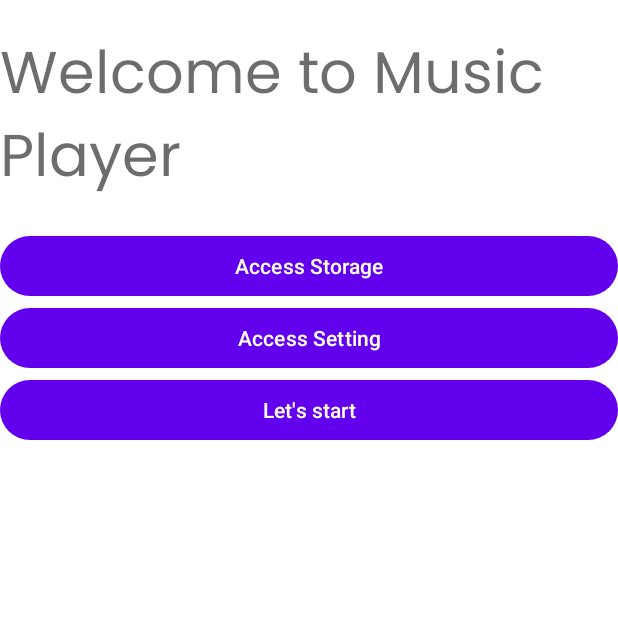
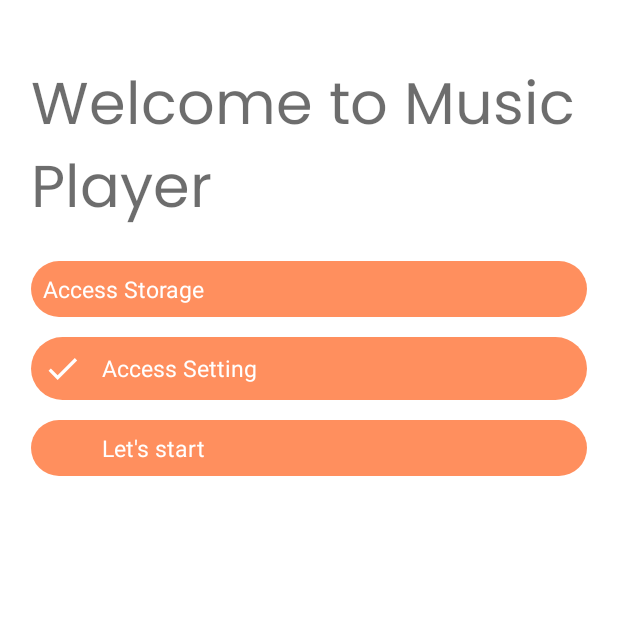
Before and after one commit to bdadev2000/music_app, an Android app: the screen it shows after launch (PermissionActivity), on a phone screen of 412 x 824 dp, the top half of it. Run offline under Robolectric (Android 15) with nearby library versions, the phone set to English and light mode, and no system bars; our stand-ins replace navigation-ui, sdp/ssp sizes; libraries missing offline, so code that uses them is left out: dev.chrisbanes.insetter; 1 statement that could not run was skipped.

Commit message:
access permission access storage and setting

```diff
--- a/app/src/main/AndroidManifest.xml
+++ b/app/src/main/AndroidManifest.xml
@@ -2,19 +2,25 @@
 <manifest xmlns:android="http://schemas.android.com/apk/res/android"
     xmlns:tools="http://schemas.android.com/tools" >
 
-    <uses-permission android:name="android.permission.WRITE_EXTERNAL_STORAGE" />
+    <uses-permission
+        android:name="android.permission.READ_EXTERNAL_STORAGE"
+        android:maxSdkVersion="32" />
+    <uses-permission
+        android:name="android.permission.WRITE_EXTERNAL_STORAGE"
+        android:maxSdkVersion="29" />
     <uses-permission android:name="android.permission.READ_EXTERNAL_STORAGE" />
-
+    <uses-permission
+        android:name="android.permission.BLUETOOTH"
+        android:maxSdkVersion="30" />
     <application
         android:name=".application.MyApplication"
         android:allowBackup="true"
-        android:dataExtractionRules="@xml/data_extraction_rules"
-        android:fullBackupContent="@xml/backup_rules"
         android:icon="@mipmap/ic_launcher"
         android:label="@string/app_name"
         android:supportsRtl="true"
         android:theme="@style/Theme.MusicPlayer"
-        tools:targetApi="31" >
+        android:requestLegacyExternalStorage="true"
+        >
         <activity
             android:name=".activities.PermissionActivity"
             android:exported="false" />
--- a/app/src/main/java/com/bdadev/musicplayer/activities/PermissionActivity.kt
+++ b/app/src/main/java/com/bdadev/musicplayer/activities/PermissionActivity.kt
@@ -1,12 +1,76 @@
 package com.bdadev.musicplayer.activities
 
-import androidx.appcompat.app.AppCompatActivity
+import android.content.Intent
+import android.content.res.ColorStateList
+import android.os.Build
 import android.os.Bundle
-import com.bdadev.musicplayer.R
+import android.provider.Settings
+import android.util.Log
+import android.view.View
+import androidx.activity.OnBackPressedCallback
+import androidx.annotation.RequiresApi
+import androidx.core.net.toUri
+import com.bdadev.musicplayer.activities.base.AbsMusicServiceActivity
+import com.bdadev.musicplayer.databinding.ActivityPermissionBinding
+import com.bdadev.musicplayer.extensions.show
+import com.bdadev.musicplayer.util.VersionUtils
 
-class PermissionActivity : AppCompatActivity() {
+class PermissionActivity : AbsMusicServiceActivity() {
+    private lateinit var binding: ActivityPermissionBinding
     override fun onCreate(savedInstanceState: Bundle?) {
         super.onCreate(savedInstanceState)
-        setContentView(R.layout.activity_permission)
+        binding = ActivityPermissionBinding.inflate(layoutInflater)
+        setContentView(binding.root)
+        binding.btnAccessStorage.setOnClickListener {
+            requestPermissions()
+        }
+        if (VersionUtils.hasMarshmallow()) {
+            binding.btnAccessSetting.show()
+            binding.btnAccessSetting.setOnClickListener {
+                if(!hasAudioPermission()){
+                    val intent = Intent(Settings.ACTION_MANAGE_WRITE_SETTINGS)
+                    intent.data = ("package:" + applicationContext.packageName).toUri()
+                    startActivity(intent)
+                }
+            }
+        }
+        binding.btnLetStart.setOnClickListener {
+            if (hasPermissions()) {
+                startActivity(
+                    Intent(this, MainActivity::class.java).addFlags(
+                        Intent.FLAG_ACTIVITY_NEW_TASK or
+                                Intent.FLAG_ACTIVITY_CLEAR_TASK
+                    )
+                )
+                finish()
+            }
+        }
+        onBackPressedDispatcher.addCallback(object : OnBackPressedCallback(true) {
+            override fun handleOnBackPressed() {
+                finishAffinity()
+                remove()
+            }
+        })
+    }
+
+    override fun onResume() {
+        super.onResume()
+        binding.btnLetStart.isEnabled = hasStoragePermission()
+        if(hasStoragePermission()){
+            binding.checkImgInStorage.visibility = View.VISIBLE
+        }
+        if (VersionUtils.hasMarshmallow()) {
+            if (hasAudioPermission()) {
+                binding.checkImgInSetting.visibility = View.VISIBLE
+            }
+        }
+    }
+
+    private fun hasStoragePermission(): Boolean {
+        return hasPermissions()
+    }
+    @RequiresApi(Build.VERSION_CODES.M)
+    private fun hasAudioPermission(): Boolean {
+        return Settings.System.canWrite(this)
     }
 }
--- a/app/src/main/java/com/bdadev/musicplayer/activities/base/AbsMusicServiceActivity.kt
+++ b/app/src/main/java/com/bdadev/musicplayer/activities/base/AbsMusicServiceActivity.kt
@@ -2,6 +2,7 @@ package com.bdadev.musicplayer.activities.base
 
 import android.Manifest
 import android.os.Bundle
+import android.util.Log
 import com.bdadev.musicplayer.R
 import com.bdadev.musicplayer.util.VersionUtils
 
@@ -10,8 +11,6 @@ abstract class AbsMusicServiceActivity : AbsBaseActivity(){
 
     override fun onCreate(savedInstanceState: Bundle?) {
         super.onCreate(savedInstanceState)
-
-
         setPermissionDeniedMessage(getString(R.string.permission_external_storage_denied))
     }
 
--- /dev/null
+++ b/app/src/main/res/drawable/bg_button_primary.xml
@@ -0,0 +1,5 @@
+<?xml version="1.0" encoding="utf-8"?>
+<shape  xmlns:android="http://schemas.android.com/apk/res/android">
+    <solid android:color="@color/color_primary"/>
+    <corners android:radius="@dimen/_60sdp"/>
+</shape>
--- /dev/null
+++ b/app/src/main/res/drawable/ic_check_default.xml
@@ -0,0 +1,5 @@
+<vector android:height="24dp" android:tint="#FFFFFF"
+    android:viewportHeight="24" android:viewportWidth="24"
+    android:width="24dp" xmlns:android="http://schemas.android.com/apk/res/android">
+    <path android:fillColor="@android:color/white" android:pathData="M9,16.17L4.83,12l-1.42,1.41L9,19 21,7l-1.41,-1.41z"/>
+</vector>
--- a/app/src/main/res/layout/activity_permission.xml
+++ b/app/src/main/res/layout/activity_permission.xml
@@ -6,6 +6,7 @@
     android:layout_height="match_parent"
     android:background="@color/white"
     android:fitsSystemWindows="true"
+    android:padding="@dimen/_16sdp"
     tools:context=".activities.PermissionActivity">
 
     <TextView
@@ -40,33 +41,90 @@
 
         <LinearLayout
             android:layout_width="match_parent"
-            android:layout_height="match_parent"
+            android:layout_height="wrap_content"
             android:orientation="vertical">
-            <Button
+
+            <LinearLayout
                 android:id="@+id/btn_access_storage"
                 android:layout_width="match_parent"
                 android:layout_height="wrap_content"
-                android:text="Access Storage"
-                app:layout_constraintEnd_toEndOf="parent"
-                app:layout_constraintStart_toStartOf="parent"
-                app:layout_constraintTop_toBottomOf="@+id/divider" />
+                android:background="@drawable/bg_button_primary"
+                android:gravity="center_vertical"
+                android:orientation="horizontal"
+                android:padding="@dimen/_6sdp">
 
-            <Button
+                <ImageView
+                    android:id="@+id/check_img_in_storage"
+                    android:layout_width="@dimen/_20sdp"
+                    android:layout_height="@dimen/_20sdp"
+                    android:layout_marginEnd="@dimen/_10sdp"
+                    android:src="@drawable/ic_check_default"
+                    android:visibility="gone"
+                    />
+
+                <TextView
+                    android:layout_width="wrap_content"
+                    android:layout_height="wrap_content"
+                    android:text="@string/access_storage"
+                    android:textColor="@color/white"
+                    android:textSize="@dimen/_12ssp" />
+            </LinearLayout>
+
+            <View
+                android:layout_width="match_parent"
+                android:layout_height="@dimen/_10sdp" />
+
+            <LinearLayout
                 android:id="@+id/btn_access_setting"
                 android:layout_width="match_parent"
                 android:layout_height="wrap_content"
-                android:text="Access Setting"
-                app:layout_constraintEnd_toEndOf="parent"
-                app:layout_constraintStart_toStartOf="parent"
-                app:layout_constraintTop_toBottomOf="@+id/divider" />
-            <Button
+                android:background="@drawable/bg_button_primary"
+                android:gravity="center_vertical"
+                android:orientation="horizontal"
+                android:padding="@dimen/_6sdp"
+                android:visibility="gone"
+                >
+
+                <ImageView
+                    android:id="@+id/check_img_in_setting"
+                    android:layout_width="@dimen/_20sdp"
+                    android:layout_height="@dimen/_20sdp"
+                    android:layout_marginEnd="@dimen/_10sdp"
+                    android:src="@drawable/ic_check_default"
+                    android:visibility="gone"
+                    />
+
+                <TextView
+                    android:layout_width="wrap_content"
+                    android:layout_height="wrap_content"
+                    android:text="@string/access_setting"
+                    android:textColor="@color/white"
+                    android:textSize="@dimen/_12ssp" />
+            </LinearLayout>
+
+            <View
+                android:layout_width="match_parent"
+                android:layout_height="@dimen/_10sdp" />
+
+            <LinearLayout
                 android:id="@+id/btn_let_start"
                 android:layout_width="match_parent"
                 android:layout_height="wrap_content"
-                android:text="Let's start"
-                app:layout_constraintEnd_toEndOf="parent"
-                app:layout_constraintStart_toStartOf="parent"
-                app:layout_constraintTop_toBottomOf="@+id/divider" />
+                android:background="@drawable/bg_button_primary"
+                android:gravity="center_vertical"
+                android:orientation="horizontal"
+                android:padding="@dimen/_6sdp"
+                >
+
+                <TextView
+                    android:layout_width="wrap_content"
+                    android:layout_height="wrap_content"
+                    android:text="@string/let_start"
+                    android:textColor="@color/white"
+                    android:textSize="@dimen/_12ssp"
+                    android:layout_marginStart="@dimen/_30sdp"
+                    />
+            </LinearLayout>
         </LinearLayout>
     </ScrollView>
 
--- a/app/src/main/res/values/strings.xml
+++ b/app/src/main/res/values/strings.xml
@@ -18,4 +18,7 @@
     <string name="folders">Folders</string>
     <string name="action_search">Search</string>
     <string name="view_on_telegram">View on Telegram</string>
+    <string name="access_storage">Access Storage</string>
+    <string name="access_setting">Access Setting</string>
+    <string name="let_start">Let\'s start</string>
 </resources>
```
